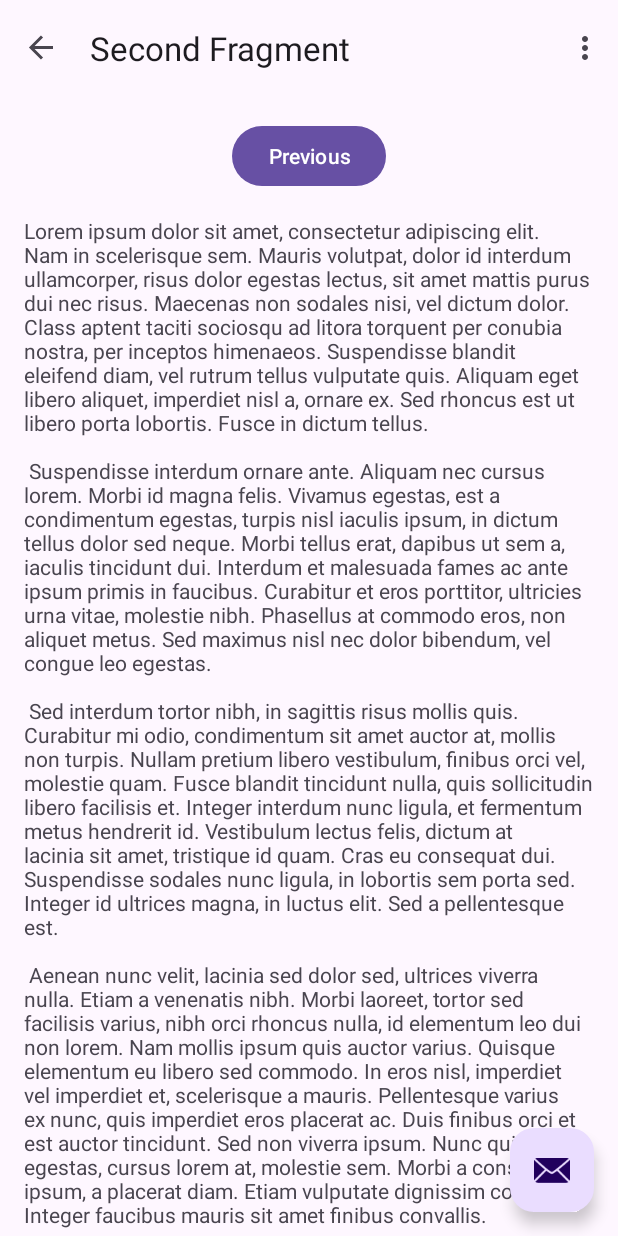
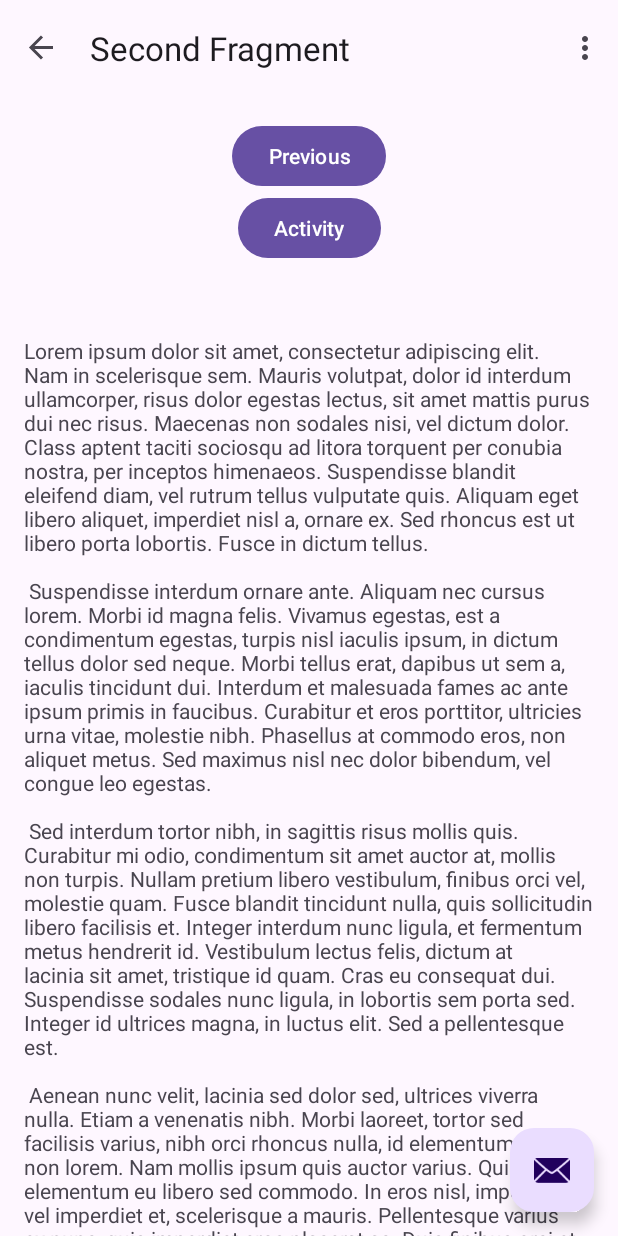
Before and after one commit to leo-exee/Mobile-Kotlin-wb-n4, an Android app: the SecondFragment screen opened through its navigation route, on a phone screen of 412 x 824 dp. Run offline under Robolectric (Android 15) with nearby library versions, the phone set to English and light mode, and no system bars; our stand-ins replace navigation-ui.

```diff
--- a/app/src/main/java/com/example/leopold_jacquet/SecondFragment.kt
+++ b/app/src/main/java/com/example/leopold_jacquet/SecondFragment.kt
@@ -1,5 +1,6 @@
 package com.example.leopold_jacquet
 
+import android.content.Intent
 import android.os.Bundle
 import androidx.fragment.app.Fragment
 import android.view.LayoutInflater
@@ -35,6 +36,9 @@ class SecondFragment : Fragment() {
         binding.buttonSecond.setOnClickListener {
             findNavController().navigate(R.id.action_SecondFragment_to_FirstFragment)
         }
+        binding.buttonSecondActivity.setOnClickListener {
+            startActivity(Intent(context, SecondActivity::class.java))
+        }
     }
 
     override fun onDestroyView() {
--- a/app/src/main/res/layout/fragment_second.xml
+++ b/app/src/main/res/layout/fragment_second.xml
@@ -16,6 +16,16 @@
             android:layout_width="wrap_content"
             android:layout_height="wrap_content"
             android:text="@string/previous"
+            app:layout_constraintBottom_toTopOf="@id/button_second_activity"
+            app:layout_constraintEnd_toEndOf="parent"
+            app:layout_constraintStart_toStartOf="parent"
+            app:layout_constraintTop_toTopOf="parent" />
+
+        <Button
+            android:id="@+id/button_second_activity"
+            android:layout_width="wrap_content"
+            android:layout_height="wrap_content"
+            android:text="@string/activity"
             app:layout_constraintBottom_toTopOf="@id/textview_second"
             app:layout_constraintEnd_toEndOf="parent"
             app:layout_constraintStart_toStartOf="parent"
--- a/app/src/main/res/values/strings.xml
+++ b/app/src/main/res/values/strings.xml
@@ -43,4 +43,5 @@
         libero vel nunc consequat, quis tincidunt nisl eleifend. Cras bibendum enim a justo luctus
         vestibulum. Fusce dictum libero quis erat maximus, vitae volutpat diam dignissim.
     </string>
+    <string name="activity">Activity</string>
 </resources>
```
Also changed, not shown: app/src/main/AndroidManifest.xml (+10 -0 lines), app/src/main/java/com/example/leopold_jacquet/SecondActivity.kt (added, +16 -0 lines), app/src/main/java/com/example/leopold_jacquet/WebService.kt (added, +40 -0 lines), app/src/main/res/layout/activity_second.xml (added, +15 -0 lines).
